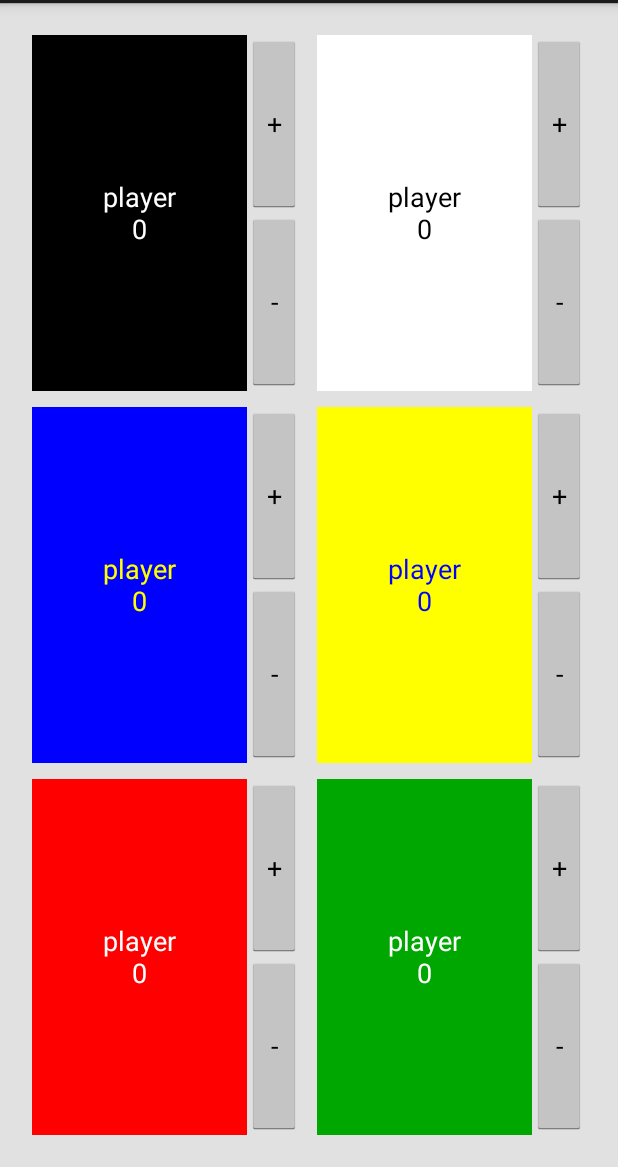
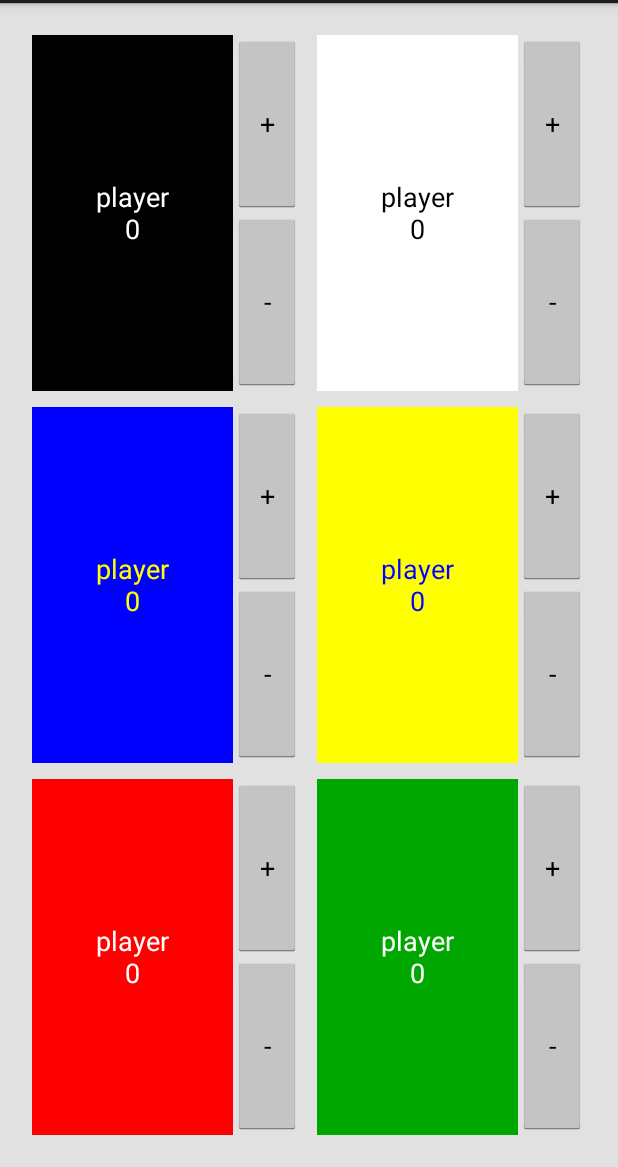
Before and after one commit to dnaz/potions, an Android app: the screen it shows after launch (MyActivity), on a phone screen of 412 x 824 dp, the part 69-1236 px from its top. Run offline under Robolectric (Android 15) with nearby library versions, the phone set to English and light mode, and no system bars.

```diff
--- a/app/src/main/AndroidManifest.xml
+++ b/app/src/main/AndroidManifest.xml
@@ -4,6 +4,7 @@
 
     <application
         android:allowBackup="true"
+        android:logo="@drawable/ic_launcher"
         android:icon="@drawable/ic_launcher"
         android:label="@string/app_name"
         android:theme="@style/AppTheme"
--- a/app/src/main/res/layout/sample_player.xml
+++ b/app/src/main/res/layout/sample_player.xml
@@ -6,12 +6,12 @@
         android:layout_width="match_parent"
         android:layout_height="match_parent"
         android:orientation="horizontal"
-        android:weightSum="10">
+        android:weightSum="100">
 
         <TextView
             android:id="@+id/scoreTextView"
             android:layout_width="0dp"
-            android:layout_weight="8"
+            android:layout_weight="75"
             android:layout_height="match_parent"
             android:layout_alignParentBottom="true"
             android:layout_alignParentLeft="true"
@@ -26,7 +26,7 @@
         <LinearLayout
             android:layout_width="0dp"
             android:layout_height="match_parent"
-            android:layout_weight="2"
+            android:layout_weight="25"
             android:orientation="vertical">
 
             <Button
```
Also changed, not shown: app/src/main/ic_launcher-web.png (added), app/src/main/res/drawable-hdpi/ic_launcher.png, app/src/main/res/drawable-mdpi/ic_launcher.png, app/src/main/res/drawable-xhdpi/ic_launcher.png, app/src/main/res/drawable-xxhdpi/ic_launcher.png.
